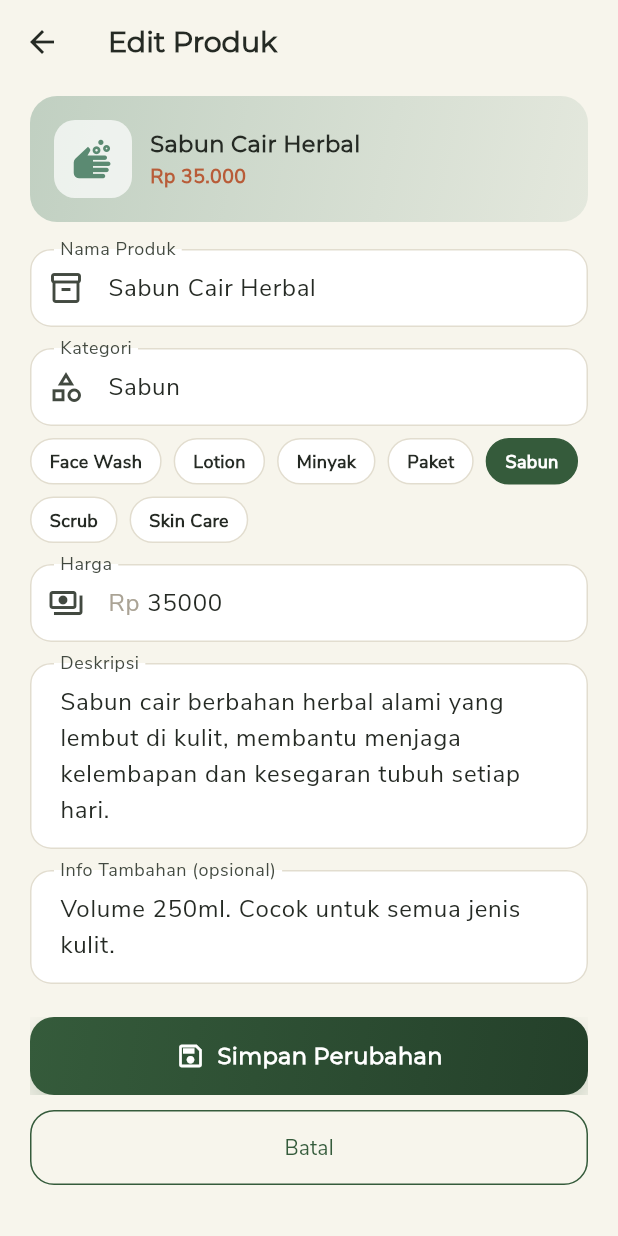
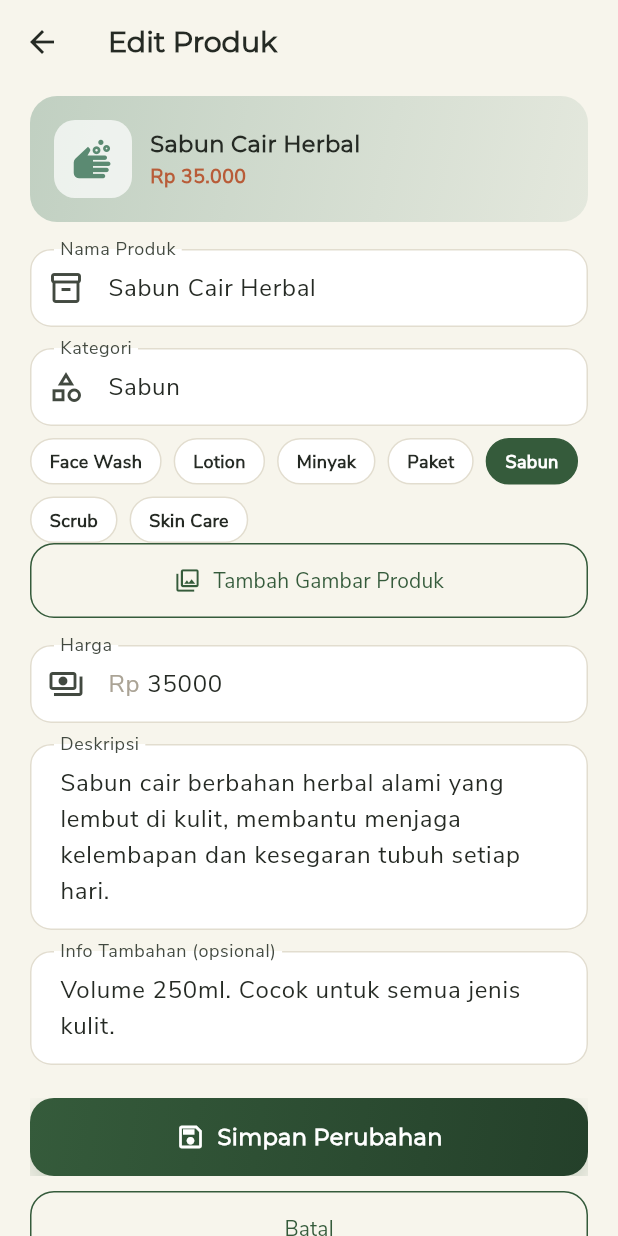
Before and after one commit to handispramudyo-hub/ruparempah-store, a Flutter app: the ProductFormScreen screen opened directly with sample values from the repository, on a phone screen of 412 x 824 dp. Run offline on Flutter 3.47's test engine with Material 3 defaults, Android fonts, the phone set to English and light mode, and no system bars; our stand-ins replace image_picker, shared_preferences; accounts and stored records are empty.

Commit message:
fix: tombol gambar produk selalu tersedia untuk tambah dan edit

```diff
--- a/lib/screens/product_form_screen.dart
+++ b/lib/screens/product_form_screen.dart
@@ -270,13 +270,17 @@ class _ProductFormScreenState extends State<ProductFormScreen> {
                   ),
                 ),
                 const SizedBox(height: 14),
-                OutlinedButton.icon(
-                  onPressed: _pickImage,
-                  icon: const Icon(Icons.photo_library_outlined),
-                  label: const Text('Ganti Gambar Produk'),
+              ],
+              OutlinedButton.icon(
+                onPressed: _pickImage,
+                icon: const Icon(Icons.photo_library_outlined),
+                label: Text(
+                  _pickedImagePath.isNotEmpty
+                      ? 'Ganti Gambar Produk'
+                      : 'Tambah Gambar Produk',
                 ),
-              ],
-              const SizedBox(height: 14),
+              ),
+              const SizedBox(height: 18),
               TextFormField(
                 controller: _price,
                 keyboardType: TextInputType.number,
```
